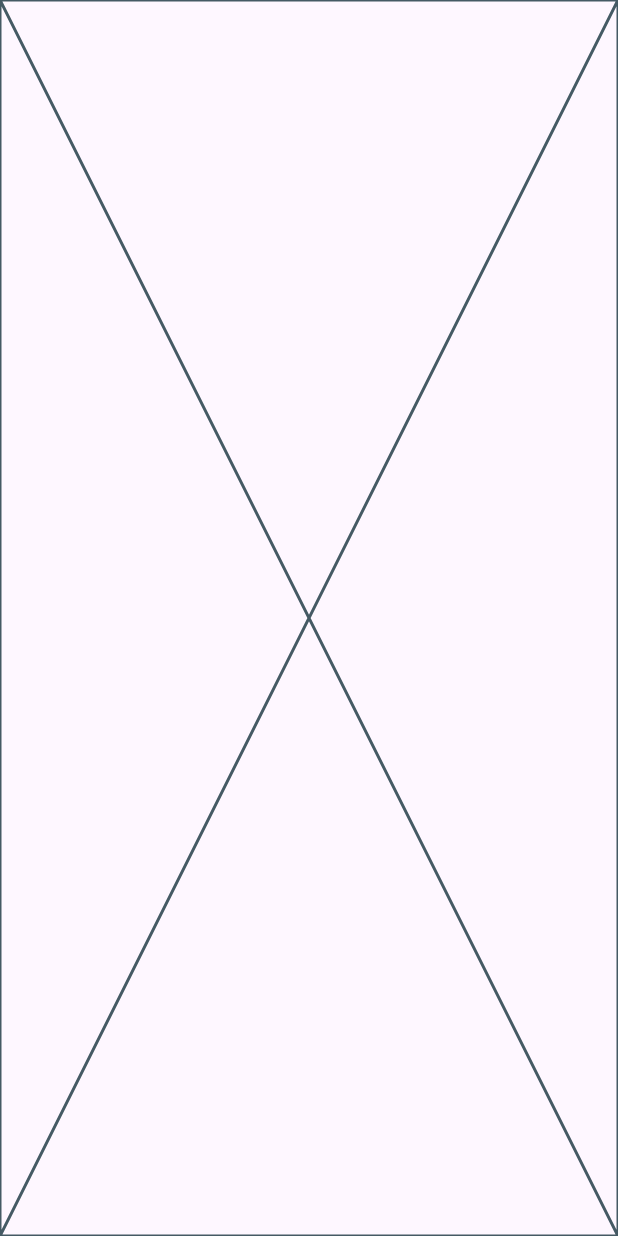
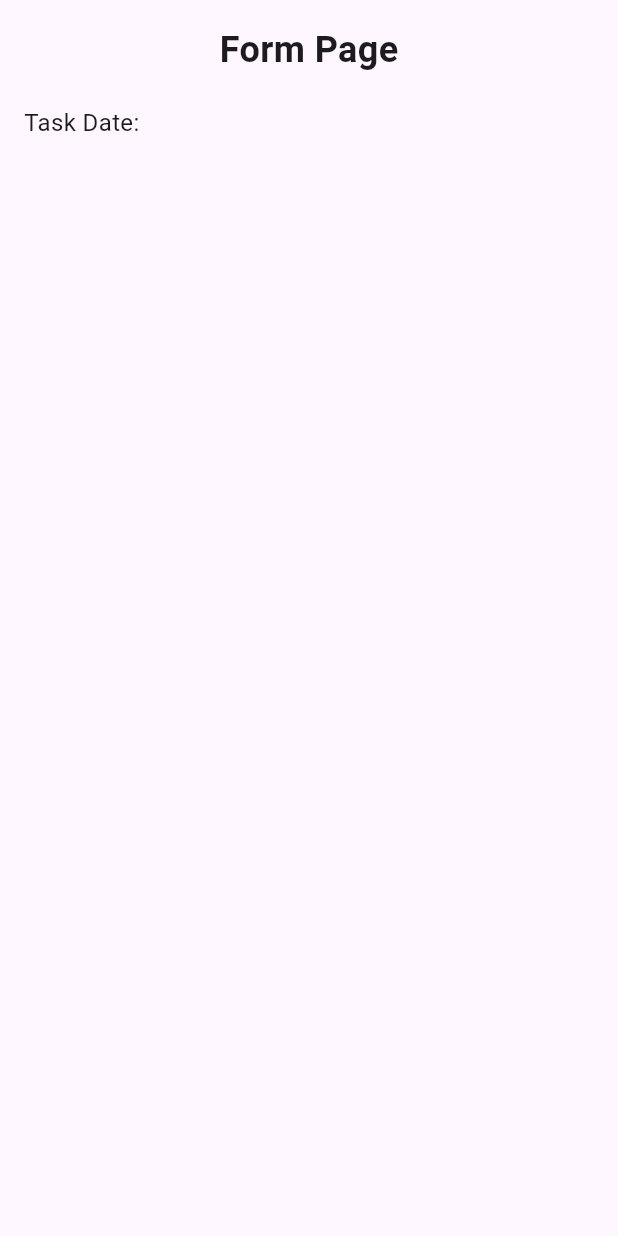
Before and after one commit to DaffaPutra7/TodoApp_0133, a Flutter app: the FormPage screen opened directly, on a phone screen of 412 x 824 dp. Run offline on Flutter 3.47's test engine with Material 3 defaults, Android fonts, the phone set to English and light mode, and no system bars.

Commit message:
Menambah code untuk menampilkan halaman dari file form_page.dart

```diff
--- a/lib/form_page.dart
+++ b/lib/form_page.dart
@@ -80,6 +80,26 @@ class _FormPageState extends State<FormPage> {
 
   @override
   Widget build(BuildContext context) {
-    return const Placeholder();
+    return Scaffold(
+      body: SafeArea(
+        child: Padding(
+          padding: const EdgeInsets.all(16.0),
+          child: Column(
+            crossAxisAlignment: CrossAxisAlignment.start,
+            children: [
+              const Center(
+                child: Text(
+                  "Form Page",
+                  style: TextStyle(fontSize: 24, fontWeight: FontWeight.bold),
+                ),
+              ),
+              const SizedBox(height: 20),
+              const Text("Task Date:", style: TextStyle(fontSize: 16)),
+
+            ],
+          ),
+        ),
+      ),
+    );
   }
 }
```
